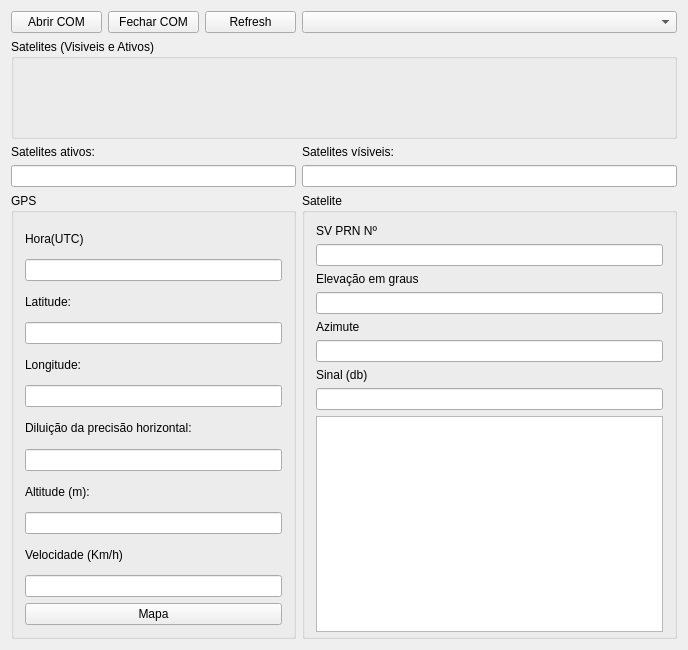
Before: the Qt Designer form janela.ui in angelorodem/qt-satelite-info, drawn with Qt 5.
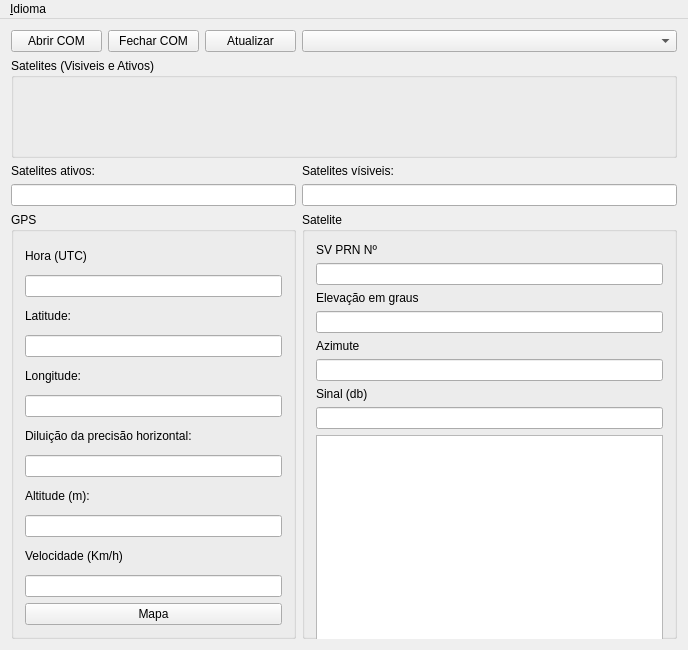
After: the same form once the commit is applied.

Commit message: Added language settings

Diff of the .ui file:
```diff
--- a/janela.ui
+++ b/janela.ui
@@ -91,7 +91,7 @@
        <item>
         <widget class="QLabel" name="label">
          <property name="text">
-          <string>Hora(UTC)</string>
+          <string>Hora (UTC)</string>
          </property>
         </widget>
        </item>
@@ -214,7 +214,7 @@
       <item>
        <widget class="QPushButton" name="pushButton_3">
         <property name="text">
-         <string>Refresh</string>
+         <string>Atualizar</string>
         </property>
        </widget>
       </item>
@@ -303,6 +303,35 @@
     </item>
    </layout>
   </widget>
+  <widget class="QMenuBar" name="menuBar">
+   <property name="geometry">
+    <rect>
+     <x>0</x>
+     <y>0</y>
+     <width>688</width>
+     <height>20</height>
+    </rect>
+   </property>
+   <widget class="QMenu" name="menuIdioma">
+    <property name="title">
+     <string>&amp;Idioma</string>
+    </property>
+    <addaction name="actionIngles"/>
+    <addaction name="separator"/>
+    <addaction name="actionPortugu_s"/>
+   </widget>
+   <addaction name="menuIdioma"/>
+  </widget>
+  <action name="actionIngles">
+   <property name="text">
+    <string>&amp;Inglês</string>
+   </property>
+  </action>
+  <action name="actionPortugu_s">
+   <property name="text">
+    <string>&amp;Português</string>
+   </property>
+  </action>
  </widget>
  <layoutdefault spacing="6" margin="11"/>
  <resources/>
```
Left out of the diff: 54 changed lines with no effect on the pictures. The commit also changes 2 other files.
